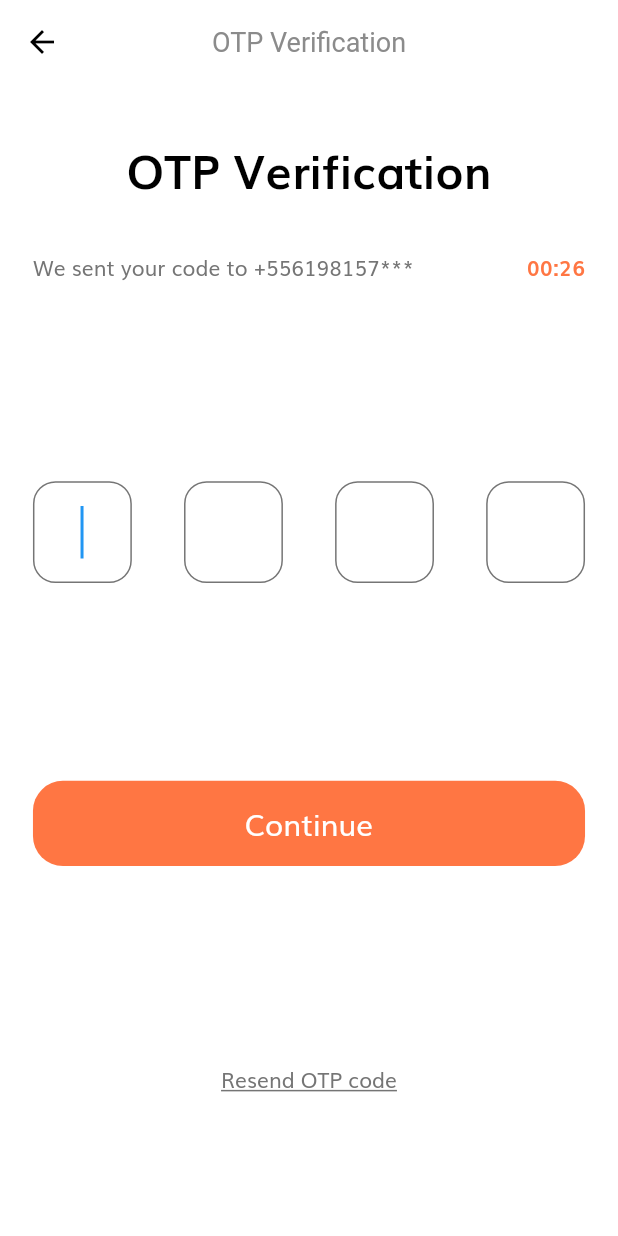
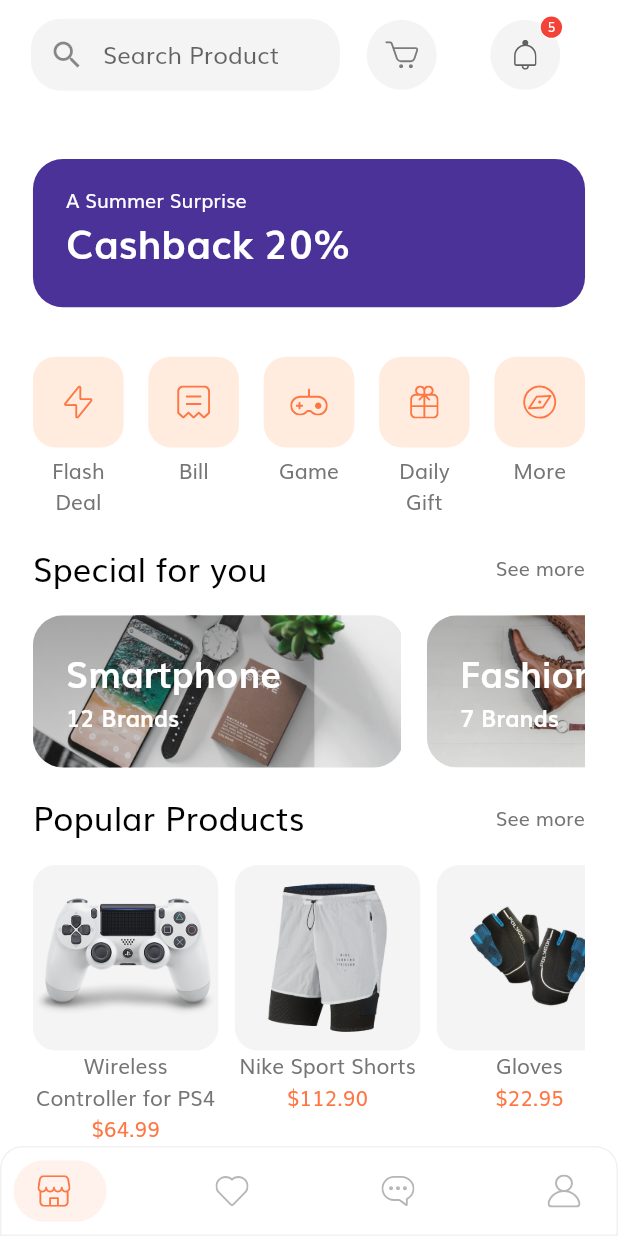
Before and after one commit to AnalogicAllergy/tokoto, a Flutter app: the OTPScreen screen opened by its route, after a tap on "Continue", on a phone screen of 412 x 824 dp. Run offline on Flutter 3.47's test engine with Material 2 defaults, Android fonts, the phone set to English and light mode, and no system bars; drawn by our look-alikes of salomon_bottom_bar; our stand-ins replace flutter_svg.

Commit message:
Creation of the homepage of the app

```diff
--- a/lib/constants.dart
+++ b/lib/constants.dart
@@ -10,6 +10,7 @@ const kPrimaryGradientColor = LinearGradient(
     colors: [Color(0xffffa53e), Color(0xffff7643)]);
 const kSecondaryColor = Color(0xff979797);
 const kTextColor = Color(0xff757575);
+const kTestPurple = Color(0xff4a3298);
 const kAnimationDuration = Duration(milliseconds: 200);
 
 final headingStyle = TextStyle(
--- a/lib/routes.dart
+++ b/lib/routes.dart
@@ -4,6 +4,7 @@ import 'package:tokoto/screens/splash/splash_screen.dart';
 
 import 'screens/complete_profile/complete_profile_screen.dart';
 import 'screens/forgot_password/forgot_password_screen.dart';
+import 'screens/home/home_screen.dart';
 import 'screens/login_success/login_success_screen.dart';
 import 'screens/sign_in/sign_in_screen.dart';
 import 'screens/sign_up/sign_up_screen.dart';
@@ -16,4 +17,5 @@ final Map<String, WidgetBuilder> routes = {
   SignUpScreen.routeName: (context) => SignUpScreen(),
   CompleteProfileScreen.routeName: (context) => CompleteProfileScreen(),
   OTPScreen.routeName: (context) => OTPScreen(),
+  HomeScreen.routeName: (context) => HomeScreen(),
 };
--- /dev/null
+++ b/lib/screens/home/components/body.dart
@@ -0,0 +1,45 @@
+import 'dart:ui';
+
+import 'package:flutter/material.dart';
+import 'package:flutter_svg/flutter_svg.dart';
+
+import '../../../constants.dart';
+import '../../../size_config.dart';
+import 'categories.dart';
+import 'categories_card.dart';
+import 'discount_banner.dart';
+import 'home_header.dart';
+import 'popular_products_card.dart';
+import 'popular_products_carousel.dart';
+import 'row_special_section.dart';
+import 'specials_carousel.dart';
+
+class Body extends StatelessWidget {
+  @override
+  Widget build(BuildContext context) {
+    return SafeArea(
+        child: SingleChildScrollView(
+      child: Column(
+        children: [
+          HomeHeader(),
+          SizedBox(height: SizeConfig.screenHeight * 0.04),
+          DiscountBanner(),
+          SizedBox(height: SizeConfig.screenHeight * 0.04),
+          Categories(),
+          SizedBox(height: SizeConfig.screenHeight * 0.02),
+          RowSpecialSection(
+            description: "Special for you",
+          ),
+          SizedBox(height: SizeConfig.screenHeight * 0.02),
+          SpecialsCarousel(),
+          SizedBox(height: SizeConfig.screenHeight * 0.02),
+          RowSpecialSection(
+            description: "Popular Products",
+          ),
+          SizedBox(height: SizeConfig.screenHeight * 0.02),
+          PopularProductsCarousel(),
+        ],
+      ),
+    ));
+  }
+}
--- /dev/null
+++ b/lib/screens/home/components/bottom_nav_bar.dart
@@ -0,0 +1,60 @@
+import 'package:flutter/material.dart';
+import 'package:flutter_svg/flutter_svg.dart';
+import 'package:salomon_bottom_bar/salomon_bottom_bar.dart';
+
+import '../../../constants.dart';
+
+class BottomNavBar extends StatefulWidget {
+  const BottomNavBar({
+    Key key,
+  }) : super(key: key);
+
+  @override
+  _BottomNavBarState createState() => _BottomNavBarState();
+}
+
+enum _SelectedTab { home, favourites, chat, profile }
+
+class _BottomNavBarState extends State<BottomNavBar> {
+  var _selectedTab = _SelectedTab.home;
+
+  void handleChange(int i) {
+    setState(() {
+      _selectedTab = _SelectedTab.values[i];
+    });
+  }
+
+  @override
+  Widget build(BuildContext context) {
+    return Container(
+      decoration: BoxDecoration(
+          color: Colors.white,
+          border: Border.all(color: kTextColor.withOpacity(0.1)),
+          borderRadius: BorderRadius.only(
+            topLeft: Radius.circular(15),
+            topRight: Radius.circular(15),
+          )),
+      child: SalomonBottomBar(
+        //TODO - fix onChangeSelect color da bottom tab
+
+        currentIndex: _SelectedTab.values.indexOf(_selectedTab),
+        onTap: handleChange,
+        selectedItemColor: kPrimaryColor,
+        items: [
+          SalomonBottomBarItem(
+              icon: SvgPicture.asset('assets/icons/Shop Icon.svg'),
+              title: Text("")),
+          SalomonBottomBarItem(
+              icon: SvgPicture.asset('assets/icons/Heart Icon.svg'),
+              title: Text("")),
+          SalomonBottomBarItem(
+              icon: SvgPicture.asset('assets/icons/Chat bubble Icon.svg'),
+              title: Text("")),
+          SalomonBottomBarItem(
+              icon: SvgPicture.asset('assets/icons/User Icon.svg'),
+              title: Text("")),
+        ],
+      ),
+    );
+  }
+}
--- /dev/null
+++ b/lib/screens/home/components/categories.dart
@@ -0,0 +1,42 @@
+import 'package:flutter/material.dart';
+
+import '../../../size_config.dart';
+import 'categories_card.dart';
+
+class Categories extends StatelessWidget {
+  Categories({
+    Key key,
+  }) : super(key: key);
+  final List<String> categories = [
+    "Flash Deal",
+    "Bill",
+    "Game",
+    "Daily Gift",
+    "More"
+  ];
+  final List<String> images = [
+    "assets/icons/Flash Icon.svg",
+    "assets/icons/Bill Icon.svg",
+    "assets/icons/Game Icon.svg",
+    "assets/icons/Gift Icon.svg",
+    "assets/icons/Discover.svg"
+  ];
+
+  @override
+  Widget build(BuildContext context) {
+    return Padding(
+      padding:
+          EdgeInsets.symmetric(horizontal: getProportionateScreenWidth(20)),
+      child: Row(
+        mainAxisAlignment: MainAxisAlignment.spaceBetween,
+        crossAxisAlignment: CrossAxisAlignment.start,
+        children: List.generate(
+            categories.length,
+            (index) => CategoryCard(
+                imagePath: images[index],
+                text: categories[index],
+                press: () {})),
+      ),
+    );
+  }
+}
--- /dev/null
+++ b/lib/screens/home/components/categories_card.dart
@@ -0,0 +1,46 @@
+import 'package:flutter/material.dart';
+import 'package:flutter_svg/flutter_svg.dart';
+
+import '../../../constants.dart';
+import '../../../size_config.dart';
+
+class CategoryCard extends StatelessWidget {
+  const CategoryCard({
+    Key key,
+    @required this.imagePath,
+    @required this.text,
+    @required this.press,
+  }) : super(key: key);
+  final String imagePath;
+  final String text;
+  final GestureTapCallback press;
+
+  @override
+  Widget build(BuildContext context) {
+    return GestureDetector(
+      onTap: press,
+      child: SizedBox(
+        width: getProportionateScreenWidth(55),
+        child: Column(
+          children: [
+            AspectRatio(
+              aspectRatio: 1,
+              child: Container(
+                height: getProportionateScreenHeight(70),
+                width: getProportionateScreenWidth(60),
+                child: Center(child: SvgPicture.asset(imagePath)),
+                decoration: BoxDecoration(
+                    borderRadius: BorderRadius.circular(15),
+                    color: kPrimaryLightColor),
+              ),
+            ),
+            const SizedBox(
+              height: 5,
+            ),
+            Text(text, textAlign: TextAlign.center)
+          ],
+        ),
+      ),
+    );
+  }
+}
--- /dev/null
+++ b/lib/screens/home/components/discount_banner.dart
@@ -0,0 +1,40 @@
+import 'package:flutter/material.dart';
+
+import '../../../size_config.dart';
+import '../../../constants.dart';
+
+class DiscountBanner extends StatelessWidget {
+  const DiscountBanner({
+    Key key,
+  }) : super(key: key);
+
+  @override
+  Widget build(BuildContext context) {
+    return Container(
+        height: SizeConfig.screenHeight * 0.12,
+        width: double.infinity,
+        margin:
+            EdgeInsets.symmetric(horizontal: getProportionateScreenWidth(20)),
+        child: Padding(
+          padding:
+              EdgeInsets.symmetric(horizontal: getProportionateScreenWidth(20)),
+          child: Column(
+            crossAxisAlignment: CrossAxisAlignment.start,
+            children: [
+              SizedBox(height: SizeConfig.screenHeight * 0.02),
+              Text("A Summer Surprise",
+                  style: TextStyle(
+                      color: Colors.white,
+                      fontSize: getProportionateScreenWidth(12))),
+              Text("Cashback 20%",
+                  style: TextStyle(
+                      color: Colors.white,
+                      fontWeight: FontWeight.bold,
+                      fontSize: getProportionateScreenWidth(24))),
+            ],
+          ),
+        ),
+        decoration: BoxDecoration(
+            color: kTestPurple, borderRadius: BorderRadius.circular(20)));
+  }
+}
--- /dev/null
+++ b/lib/screens/home/components/home_header.dart
@@ -0,0 +1,33 @@
+import 'package:flutter/material.dart';
+
+import '../../../size_config.dart';
+import 'icon_counter_button.dart';
+import 'search_field.dart';
+
+class HomeHeader extends StatelessWidget {
+  const HomeHeader({
+    Key key,
+  }) : super(key: key);
+
+  @override
+  Widget build(BuildContext context) {
+    return Padding(
+      padding:
+          EdgeInsets.symmetric(horizontal: getProportionateScreenWidth(10)),
+      child: Row(
+        mainAxisAlignment: MainAxisAlignment.center,
+        children: [
+          SearchField(),
+          IconCounterButton(
+              imagePath: 'assets/icons/Cart Icon.svg', press: () {}),
+          IconCounterButton(
+              imagePath: 'assets/icons/Bell.svg',
+              itemCount: 5,
+              press: () {
+                debugPrint("Pressed on callback");
+              }),
+        ],
+      ),
+    );
+  }
+}
--- /dev/null
+++ b/lib/screens/home/components/icon_counter_button.dart
@@ -0,0 +1,57 @@
+import 'package:flutter/material.dart';
+import 'package:flutter_svg/flutter_svg.dart';
+
+import '../../../constants.dart';
+import '../../../size_config.dart';
+
+class IconCounterButton extends StatelessWidget {
+  const IconCounterButton({
+    Key key,
+    @required this.imagePath,
+    this.itemCount = 0,
+    @required this.press,
+  }) : super(key: key);
+  final String imagePath;
+  final int itemCount;
+  final GestureTapCallback press;
+
+  @override
+  Widget build(BuildContext context) {
+    return InkWell(
+      borderRadius: BorderRadius.circular(40),
+      onTap: press,
+      child: Stack(
+        children: [
+          Container(
+            width: SizeConfig.screenWidth * 0.2,
+            padding: EdgeInsets.all(getProportionateScreenWidth(12)),
+            child: Container(
+                height: getProportionateScreenHeight(46),
+                width: getProportionateScreenWidth(46),
+                decoration: BoxDecoration(
+                  color: kSecondaryColor.withOpacity(0.1),
+                  shape: BoxShape.circle,
+                ),
+                child: Center(child: SvgPicture.asset(imagePath))),
+          ),
+          if (itemCount != 0)
+            Positioned(
+                right: 15,
+                top: 10,
+                child: Container(
+                    child: Center(
+                        child: Text("$itemCount",
+                            style: TextStyle(
+                                color: Colors.white,
+                                fontSize: getProportionateScreenWidth(8)))),
+                    height: getProportionateScreenHeight(16),
+                    width: getProportionateScreenWidth(16),
+                    decoration: BoxDecoration(
+                        color: Colors.red,
+                        shape: BoxShape.circle,
+                        border: Border.all(width: 1, color: Colors.white))))
+        ],
+      ),
+    );
+  }
+}
--- /dev/null
+++ b/lib/screens/home/components/popular_products_card.dart
@@ -0,0 +1,52 @@
+import 'package:flutter/material.dart';
+
+import '../../../constants.dart';
+import '../../../size_config.dart';
+
+class PopularProductsCard extends StatelessWidget {
+  const PopularProductsCard({
+    Key key,
+    this.imagePath,
+    this.description,
+    this.price,
+  }) : super(key: key);
+  final String imagePath;
+  final String description;
+  final String price;
+
+  @override
+  Widget build(BuildContext context) {
+    return Padding(
+      padding: EdgeInsets.only(right: getProportionateScreenWidth(10)),
+      child: Column(
+        children: [
+          Container(
+              width: SizeConfig.screenWidth * 0.3,
+              height: SizeConfig.screenHeight * 0.15,
+              decoration: BoxDecoration(
+                  borderRadius: BorderRadius.circular(15),
+                  color: kSecondaryColor.withOpacity(0.1),
+                  image: DecorationImage(
+                      image: AssetImage(imagePath), fit: BoxFit.scaleDown))),
+          SizedBox(
+            width: SizeConfig.screenWidth * 0.3,
+            child: Column(
+              mainAxisAlignment: MainAxisAlignment.center,
+              children: [
+                Text(
+                  description,
+                  textAlign: TextAlign.center,
+                ),
+                Text(
+                  "\$$price",
+                  textAlign: TextAlign.center,
+                  style: TextStyle(color: kPrimaryColor),
+                )
+              ],
+            ),
+          )
+        ],
+      ),
+    );
+  }
+}
--- /dev/null
+++ b/lib/screens/home/components/popular_products_carousel.dart
@@ -0,0 +1,53 @@
+import 'package:flutter/material.dart';
+
+import '../../../size_config.dart';
+import 'popular_products_card.dart';
+
+class PopularProductsCarousel extends StatelessWidget {
+  List<Map<String, String>> items = [
+    {
+      "description": "Wireless Controller for PS4",
+      "imagePath": "assets/images/ps4_console_white_1.png",
+      "price": "64.99",
+    },
+    {
+      "description": "Nike Sport Shorts",
+      "imagePath": "assets/images/Image Popular Product 2.png",
+      "price": "112.90",
+    },
+    {
+      "description": "Gloves",
+      "imagePath": "assets/images/glap.png",
+      "price": "22.95",
+    },
+    {
+      "description": "Helmet",
+      "imagePath": "assets/images/Image Popular Product 3.png",
+      "price": "59.90",
+    },
+  ];
+  @override
+  Widget build(BuildContext context) {
+    return Padding(
+      padding: EdgeInsets.symmetric(
+        horizontal: getProportionateScreenWidth(20),
+      ),
+      child: Container(
+        child: SingleChildScrollView(
+          scrollDirection: Axis.horizontal,
+          child: Row(
+            mainAxisAlignment: MainAxisAlignment.spaceBetween,
+            crossAxisAlignment: CrossAxisAlignment.start,
+            children: List.generate(
+                items.length,
+                (index) => PopularProductsCard(
+                      description: items[index]["description"],
+                      imagePath: items[index]["imagePath"],
+                      price: items[index]["price"],
+                    )),
+          ),
+        ),
+      ),
+    );
+  }
+}
--- /dev/null
+++ b/lib/screens/home/components/row_special_section.dart
@@ -0,0 +1,27 @@
+import 'package:flutter/material.dart';
+
+import '../../../size_config.dart';
+
+class RowSpecialSection extends StatelessWidget {
+  const RowSpecialSection({
+    Key key,
+    this.description,
+  }) : super(key: key);
+  final String description;
+
+  @override
+  Widget build(BuildContext context) {
+    return Padding(
+      padding:
+          EdgeInsets.symmetric(horizontal: getProportionateScreenWidth(20)),
+      child: Row(mainAxisAlignment: MainAxisAlignment.spaceBetween, children: [
+        Text(description,
+            style: TextStyle(
+                color: Colors.black,
+                fontSize: getProportionateScreenWidth(20))),
+        Text("See more",
+            style: TextStyle(fontSize: getProportionateScreenWidth(12))),
+      ]),
+    );
+  }
+}
--- /dev/null
+++ b/lib/screens/home/components/search_field.dart
@@ -0,0 +1,33 @@
+import 'package:flutter/material.dart';
+
+import '../../../constants.dart';
+import '../../../size_config.dart';
+
+class SearchField extends StatelessWidget {
+  const SearchField({
+    Key key,
+  }) : super(key: key);
+
+  @override
+  Widget build(BuildContext context) {
+    return Container(
+      width: SizeConfig.screenWidth * 0.5,
+      child: TextField(
+          onChanged: (value) {
+            //TODO : search based on provided value
+          },
+          decoration: InputDecoration(
+              focusColor: kPrimaryColor,
+              contentPadding: EdgeInsets.symmetric(
+                  horizontal: getProportionateScreenWidth(20),
+                  vertical: getProportionateScreenWidth(10)),
+              enabledBorder: InputBorder.none,
+              focusedBorder: InputBorder.none,
+              prefixIcon: Icon(Icons.search),
+              hintText: "Search Product")),
+      decoration: BoxDecoration(
+          color: kSecondaryColor.withOpacity(0.1),
+          borderRadius: BorderRadius.circular(20)),
+    );
+  }
+}
--- /dev/null
+++ b/lib/screens/home/components/special_card.dart
@@ -0,0 +1,67 @@
+import 'dart:ui';
+
+import 'package:flutter/material.dart';
+
+import '../../../size_config.dart';
+
+class SpecialCard extends StatelessWidget {
+  const SpecialCard({
+    Key key,
+    this.imagePath,
+    this.section,
+    this.brandCount,
+  }) : super(key: key);
+  final String imagePath;
+  final String section;
+  final String brandCount;
+
+  @override
+  Widget build(BuildContext context) {
+    return Padding(
+      padding: EdgeInsets.only(right: getProportionateScreenWidth(14)),
+      child: SizedBox(
+        height: getProportionateScreenHeight(100),
+        width: SizeConfig.screenWidth * 0.6,
+        child: ClipRRect(
+            borderRadius: BorderRadius.circular(20),
+            child: Stack(
+              children: [
+                Image.asset(imagePath),
+                Container(
+                    decoration: BoxDecoration(
+                      gradient: LinearGradient(
+                          begin: Alignment.topCenter,
+                          end: Alignment.bottomCenter,
+                          colors: [
+                            Color(0xff343434).withOpacity(0.4),
+                            Color(0xff343434).withOpacity(0.15),
+                          ]),
+                    ),
+                    child: Padding(
+                      padding: EdgeInsets.symmetric(
+                          horizontal: getProportionateScreenWidth(20),
+                          vertical: getProportionateScreenHeight(20)),
+                      child: Column(
+                        crossAxisAlignment: CrossAxisAlignment.start,
+                        children: [
+                          Text(
+                            section,
+                            style: TextStyle(
+                                color: Colors.white,
+                                fontWeight: FontWeight.bold,
+                                fontSize: getProportionateScreenWidth(22)),
+                          ),
+                          Text("$brandCount Brands",
+                              style: TextStyle(
+                                  color: Colors.white,
+                                  fontWeight: FontWeight.bold,
+                                  fontSize: getProportionateScreenWidth(14)))
+                        ],
+                      ),
+                    )),
+              ],
+            )),
+      ),
+    );
+  }
+}
--- /dev/null
+++ b/lib/screens/home/components/specials_carousel.dart
@@ -0,0 +1,53 @@
+import 'package:flutter/material.dart';
+
+import '../../../size_config.dart';
+import 'special_card.dart';
+
+class SpecialsCarousel extends StatelessWidget {
+  SpecialsCarousel({
+    Key key,
+  }) : super(key: key);
+
+  List<Map<String, String>> items = [
+    {
+      "section": "Smartphone",
+      "imagePath": "assets/images/Image Banner 2.png",
+      "brandCount": "12",
+    },
+    {
+      "section": "Fashion",
+      "imagePath": "assets/images/Image Banner 3.png",
+      "brandCount": "7",
+    },
+    {
+      "section": "Boots",
+      "imagePath": "assets/images/Image Banner 3.png",
+      "brandCount": "32",
+    }
+  ];
+
+  @override
+  Widget build(BuildContext context) {
+    return Padding(
+      padding: EdgeInsets.symmetric(
+        horizontal: getProportionateScreenWidth(20),
+      ),
+      child: Container(
+        height: getProportionateScreenHeight(100),
+        width: double.infinity,
+        child: SingleChildScrollView(
+          scrollDirection: Axis.horizontal,
+          child: Row(
+            children: List.generate(
+                items.length,
+                (index) => SpecialCard(
+                      section: items[index]["section"],
+                      imagePath: items[index]["imagePath"],
+                      brandCount: items[index]["brandCount"],
+                    )),
+          ),
+        ),
+      ),
+    );
+  }
+}
--- /dev/null
+++ b/lib/screens/home/home_screen.dart
@@ -0,0 +1,17 @@
+import 'package:flutter/material.dart';
+import 'package:flutter_svg/flutter_svg.dart';
+import 'package:salomon_bottom_bar/salomon_bottom_bar.dart';
+
+import 'components/body.dart';
+import 'components/bottom_nav_bar.dart';
+
+class HomeScreen extends StatelessWidget {
+  static String routeName = '/home';
+  @override
+  Widget build(BuildContext context) {
+    return Scaffold(
+      body: Body(),
+      bottomNavigationBar: BottomNavBar(),
+    );
+  }
+}
--- a/lib/screens/otp/components/body.dart
+++ b/lib/screens/otp/components/body.dart
@@ -1,5 +1,6 @@
 import 'package:flutter/material.dart';
 import 'package:tokoto/components/default_button.dart';
+import 'package:tokoto/screens/home/home_screen.dart';
 
 import '../../../constants.dart';
 import '../../../size_config.dart';
@@ -40,7 +41,12 @@ class Body extends StatelessWidget {
               SizedBox(height: SizeConfig.screenHeight * 0.16),
               OtpForm(),
               SizedBox(height: SizeConfig.screenHeight * 0.16),
-              DefaultButton(text: "Continue", onPressed: () {}),
+              DefaultButton(
+                  text: "Continue",
+                  onPressed: () {
+                    //TODO navigate to home screen
+                    Navigator.pushNamed(context, HomeScreen.routeName);
+                  }),
               SizedBox(height: SizeConfig.screenHeight * 0.16),
               Text(
                 "Resend OTP code",
--- a/pubspec.yaml
+++ b/pubspec.yaml
@@ -26,6 +26,7 @@ dependencies:
   cupertino_icons: ^1.0.0
   flutter_svg: any
   provider: ^4.3.2+3
+  salomon_bottom_bar: ^2.0.0
 
 dev_dependencies:
   flutter_test:
```
Also changed, not shown: pubspec.lock, 1 other file.
